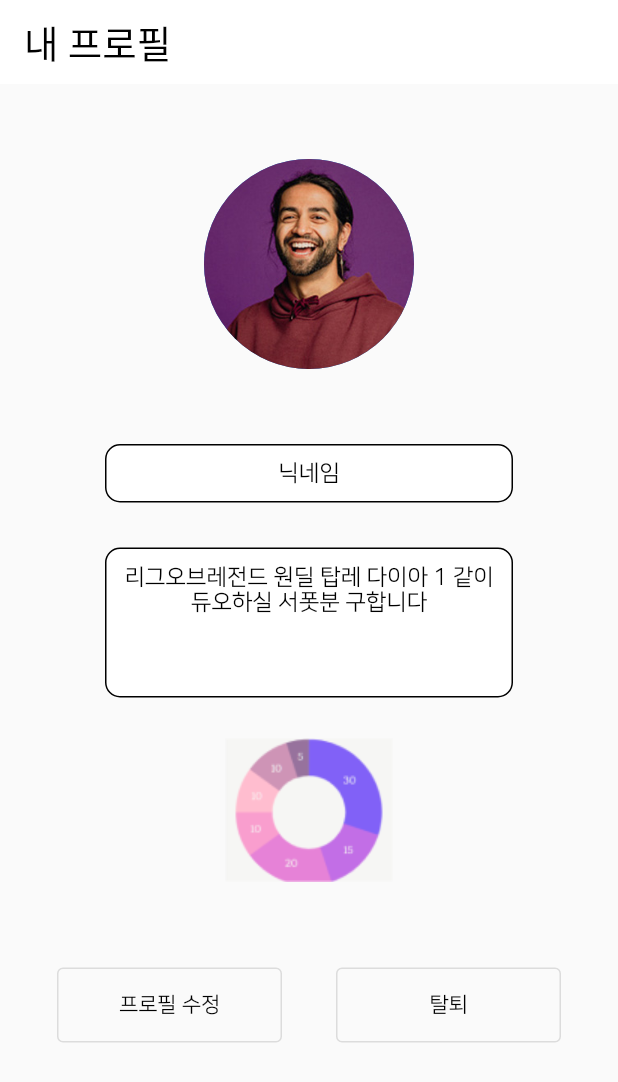
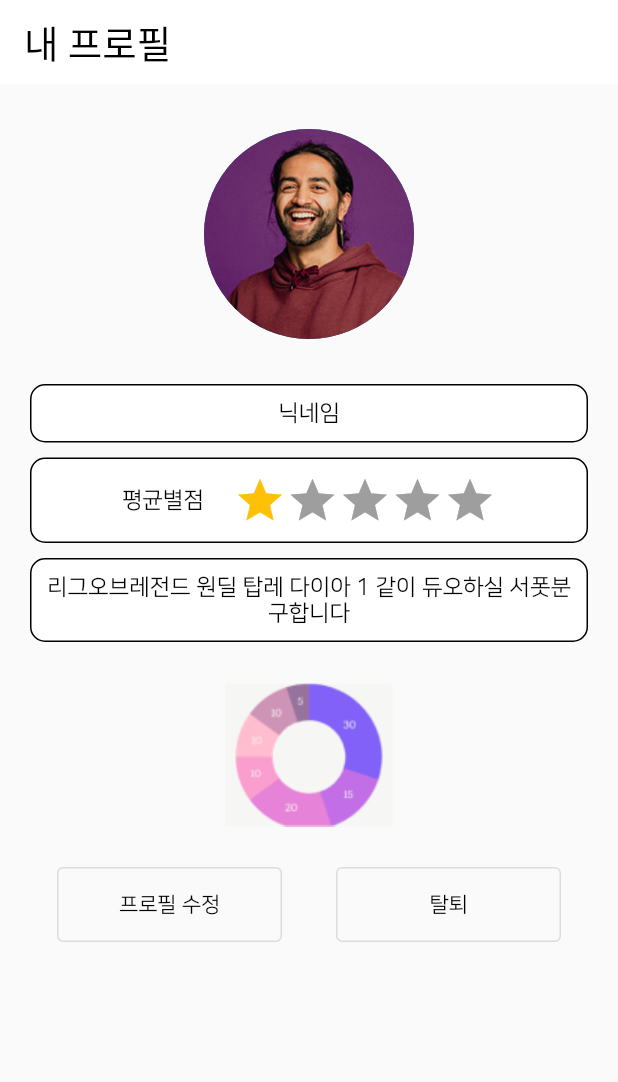
Before and after one commit to BeomyoonHeo/ggamf_front, a Flutter app: the MyProfilePage screen opened directly, on a phone screen of 412 x 824 dp. Shown: the top 1082 px of the screen. Run offline on Flutter 3.47's test engine with Material 2 defaults, Android fonts, the light colour scheme and no system bars; drawn by our look-alikes of flutter_rating_bar; our stand-ins replace chips_choice, data_table_2, dio, flashy_tab_bar2, flutter_riverpod, flutter_svg and 4 more; generated files the repository leaves out were written again; network calls fail; project files that could hold a hidden picture were left out.

Commit message:
[최영훈]나의 프로필 별점추가, 상대방 프로필 디자인수정, 신고팝업추가
* putget 세팅 완료

* 바텀네비게이터 추가

* mypage 1차완료

* opponent_profile_page 1차완료

* update_profile_page 1차완료

* my_profile_page 2차완료

* opponent_profile_page 2차 완료

* update_my_profile_page 2차 완료

* bottom_navigator 공용컴포넌트 삭제

* my_profile_page 2차완료

* opponent_profile_page 2차완료

* update_my_profile_page 2차완료

* opponent_profile_page 버튼스타일 수정

* my_ggamf_page 1차완료

* 내껨프 디자인 수정중

* 컴포넌트 추가

* withdrawal_page 완성

* my_profile_page 디자인 수정

* update_my_profile_page 수정

* 바텀내비게이터 경로 수정

* my_profile_page 별점추가

* opponent_profile_page 디자인 수정

* opponent_profile_page_topic 신고팝업 추가

```diff
--- a/lib/views/pages/profile/my_profile/my_profile_page.dart
+++ b/lib/views/pages/profile/my_profile/my_profile_page.dart
@@ -1,4 +1,5 @@
 import 'package:flutter/material.dart';
+import 'package:flutter_rating_bar/flutter_rating_bar.dart';
 import 'package:ggamf_front/views/pages/profile/update_my_profile/update_my_profile_page.dart';
 import 'package:ggamf_front/views/pages/profile/withdrawal/withdrawal_page.dart';
 
@@ -32,11 +33,13 @@ class _MyProfilePageState extends State<MyProfilePage> {
         padding: const EdgeInsets.symmetric(horizontal: 20),
         child: ListView(
           children: [
-            SizedBox(height: 50),
+            SizedBox(height: 30),
             _buildCircleAvatar(),
-            SizedBox(height: 50),
+            SizedBox(height: 30),
             _nickName(),
-            SizedBox(height: 30),
+            SizedBox(height: 10),
+            _ratedStar(),
+            SizedBox(height: 10),
             _introduce(),
             Container(
               height: 150,
@@ -47,7 +50,6 @@ class _MyProfilePageState extends State<MyProfilePage> {
                 child: Image.asset("assets/images/cart1.png"),
               ),
             ),
-            SizedBox(height: 30),
             Row(
               mainAxisAlignment: MainAxisAlignment.spaceAround,
               children: [
@@ -104,26 +106,25 @@ class _MyProfilePageState extends State<MyProfilePage> {
 
   Widget _introduce() {
     return Container(
-      margin: EdgeInsets.symmetric(horizontal: 50),
       padding: EdgeInsets.all(10),
       width: double.infinity,
-      height: 100,
       decoration: BoxDecoration(
         border: Border.all(width: 1),
         borderRadius: BorderRadius.circular(10),
         color: Colors.white,
       ),
-      child: Text(
-        "리그오브레전드 원딜 탑레 다이아 1 같이 듀오하실 서폿분 구합니다",
-        textAlign: TextAlign.center,
-        style: TextStyle(fontSize: 15, color: Colors.black),
+      child: Expanded(
+        child: Text(
+          "리그오브레전드 원딜 탑레 다이아 1 같이 듀오하실 서폿분 구합니다",
+          textAlign: TextAlign.center,
+          style: TextStyle(fontSize: 15, color: Colors.black),
+        ),
       ),
     );
   }
 
   Widget _nickName() {
     return Container(
-      margin: EdgeInsets.symmetric(horizontal: 50),
       padding: EdgeInsets.all(10),
       width: double.infinity,
       decoration: BoxDecoration(
@@ -151,3 +152,38 @@ Widget _imageDialog() {
     ),
   );
 }
+
+Widget _ratedStar() {
+  return Container(
+    padding: EdgeInsets.all(10),
+    decoration: BoxDecoration(
+      border: Border.all(width: 1),
+      borderRadius: BorderRadius.circular(10),
+      color: Colors.white,
+    ),
+    child: Row(
+      mainAxisAlignment: MainAxisAlignment.center,
+      children: [
+        Text(
+          "평균별점",
+          style: TextStyle(fontSize: 15, color: Colors.black),
+        ),
+        SizedBox(width: 20),
+        _ratingBar(),
+      ],
+    ),
+  );
+}
+
+Widget _ratingBar() {
+  return RatingBarIndicator(
+    rating: 1,
+    itemBuilder: (context, index) => Icon(
+      Icons.star,
+      color: Colors.amber,
+    ),
+    itemCount: 5,
+    itemSize: 35.0,
+    direction: Axis.horizontal,
+  );
+}
```
Also changed, not shown: lib/views/pages/my_ggamf/my_ggamf_list_page/my_ggamf_list_page.dart (+6 -6 lines), lib/views/pages/profile/opponent_profile/opponent_profile_page.dart (+154 -60 lines).
